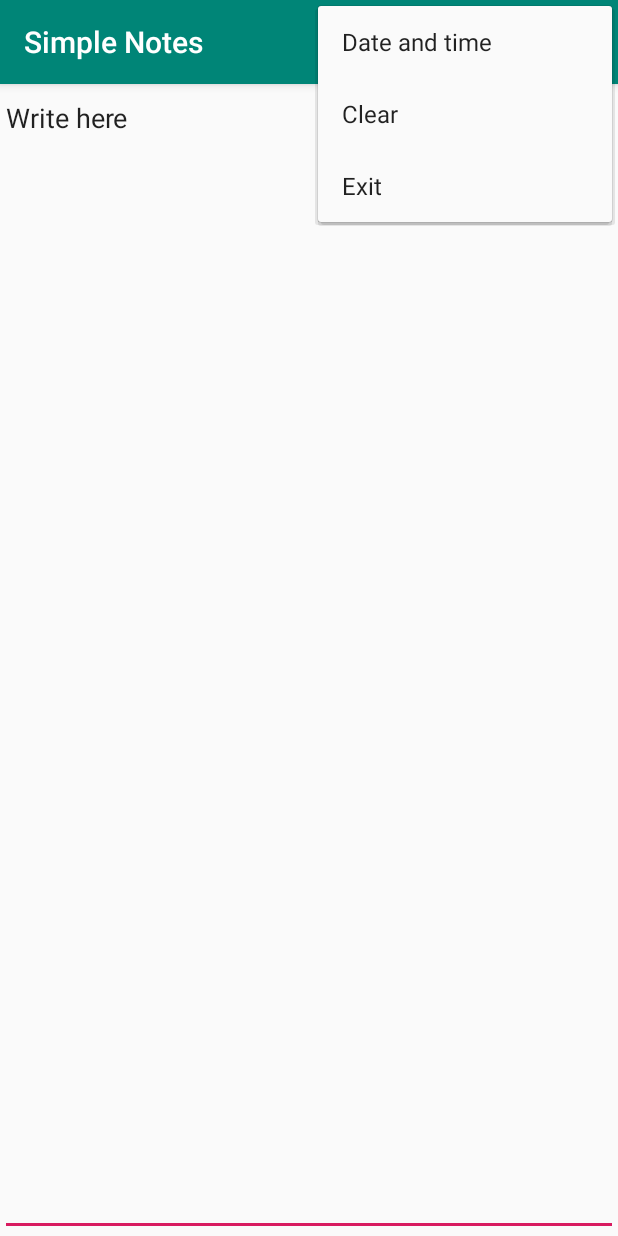
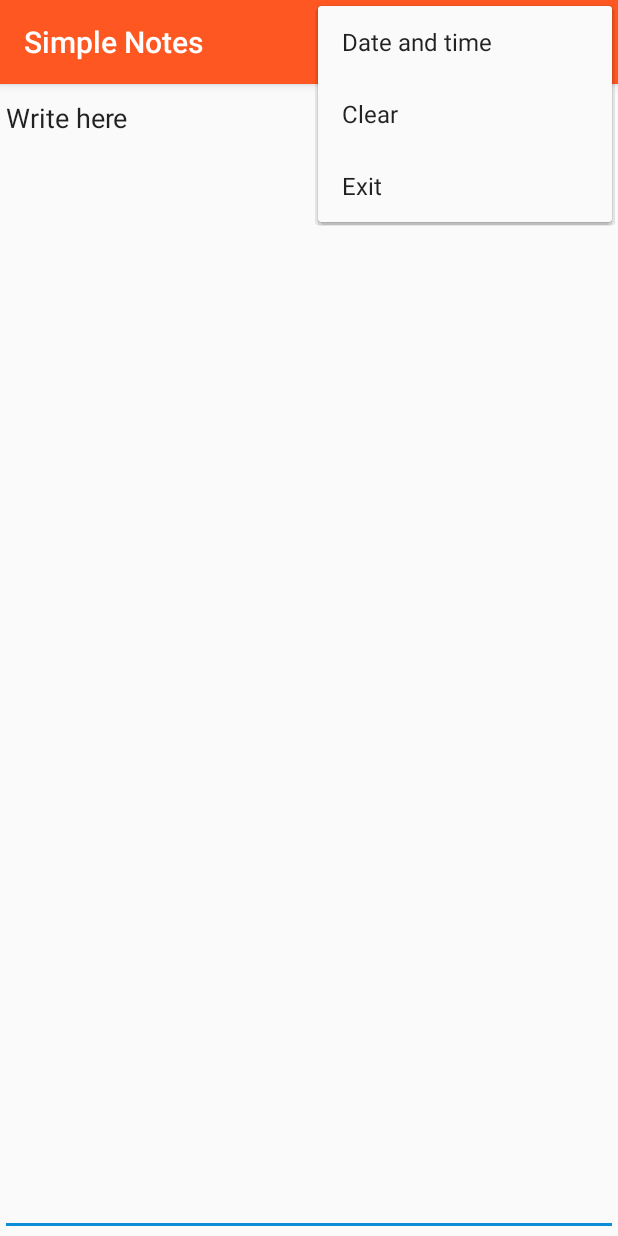
Before and after one commit to PiotrDawidziuk/SimpleNotes, an Android app: the screen it shows after launch (MainActivity), with the options menu open, on a phone screen of 412 x 824 dp. Run offline under Robolectric (Android 15) with nearby library versions, the phone set to English and light mode, and no system bars.

Commit message:
color changed to orange

```diff
--- a/app/src/main/res/values/colors.xml
+++ b/app/src/main/res/values/colors.xml
@@ -1,6 +1,6 @@
 <?xml version="1.0" encoding="utf-8"?>
 <resources>
-    <color name="colorPrimary">#008577</color>
-    <color name="colorPrimaryDark">#00574B</color>
-    <color name="colorAccent">#D81B60</color>
+    <color name="colorPrimary">#FF5722</color>
+    <color name="colorPrimaryDark">#992700</color>
+    <color name="colorAccent">#0B8ED5</color>
 </resources>
```
